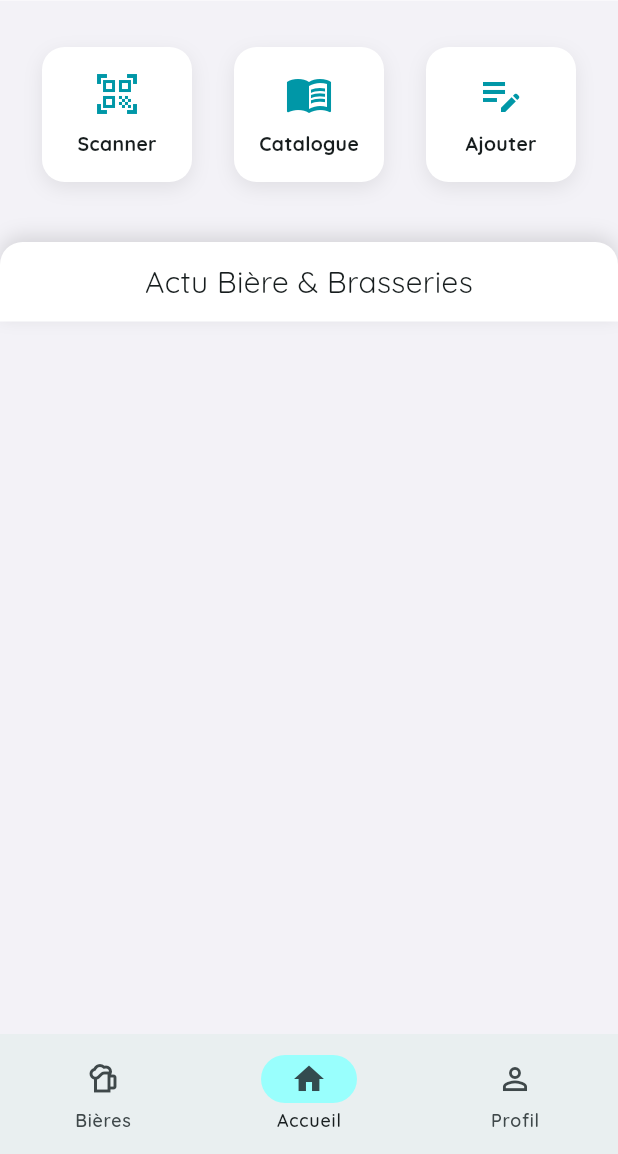
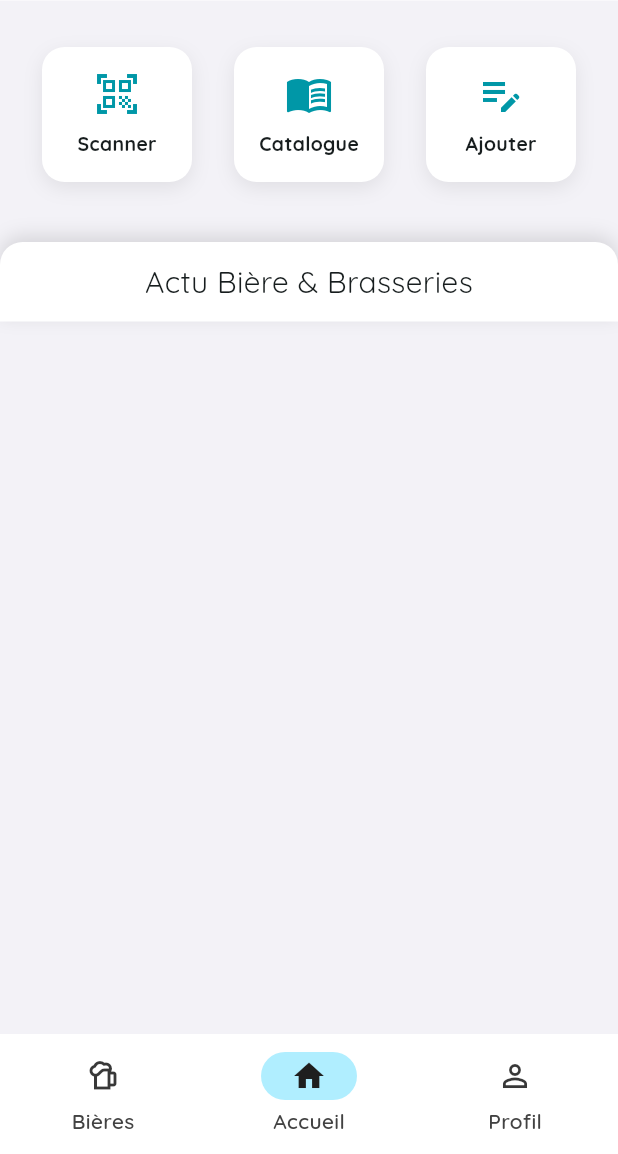
Before and after one commit to fabien-d-dev/beernotebook-frontend, a Flutter app: the screen it shows after launch, on a phone screen of 412 x 824 dp, the part 82-1236 px from its top. Run offline on Flutter 3.47's test engine with Material 3 defaults, Android fonts, the light colour scheme and no system bars.

Commit message:
feat(navigation): navigation arrangement
- BeerView
- HomeView
- ProfileView

```diff
--- a/lib/features/navigation/main_navigation_view.dart
+++ b/lib/features/navigation/main_navigation_view.dart
@@ -10,44 +10,66 @@ class MainNavigationView extends StatelessWidget {
 
   @override
   Widget build(BuildContext context) {
-    // We listen to the ViewModel for the current index
     final navVM = context.watch<NavigationViewModel>();
 
-    // List of views corresponding to the tabs
     final List<Widget> pages = [
-      const BeerView(), // Index 0
-      const HomeView(), // Index 1
-      const ProfileView() // Index 2
+      const BeerView(),
+      const HomeView(),
+      const ProfileView(),
     ];
 
     return Scaffold(
       body: IndexedStack(index: navVM.selectedIndex, children: pages),
-      // We use NavigationBar instead of BottomNavigationBar
-      bottomNavigationBar: NavigationBar(
+
+      bottomNavigationBar: NavigationBarTheme(
+        data: NavigationBarThemeData(
+          // Text Selected
+          labelTextStyle: WidgetStateProperty.all(
+            const TextStyle(
+              color: Color.fromARGB(255, 66, 66, 66),
+              fontWeight: FontWeight.w500,
+            ),
+          ),
+          // Icon selected
+          iconTheme: WidgetStateProperty.all(
+            const IconThemeData(color: Color.fromARGB(255, 30, 30, 30)),
+          ),
+        ),
+
+        child: NavigationBar(
+          backgroundColor: Colors.white,
           selectedIndex: navVM.selectedIndex,
-        onDestinationSelected: (int index) {
-          // We call our ViewModel instead of doing a local setState
-          navVM.setIndex(index);
-        },
-        indicatorColor: const Color.fromARGB(255, 153, 255, 253),
+          onDestinationSelected: (int index) => navVM.setIndex(index),
+          indicatorColor: const Color.fromARGB(255, 176, 238, 255),
+
           destinations: const <Widget>[
             NavigationDestination(
               selectedIcon: Icon(Icons.sports_bar),
-            icon: Icon(Icons.sports_bar_outlined),
+              icon: Icon(
+                Icons.sports_bar_outlined,
+                color: Color.fromARGB(255, 56, 56, 56),
+              ),
               label: 'Bières',
             ),
             NavigationDestination(
               selectedIcon: Icon(Icons.home),
-            icon: Icon(Icons.home_outlined),
+              icon: Icon(
+                Icons.home_outlined,
+                color: Color.fromARGB(255, 56, 56, 56),
+              ),
               label: 'Accueil',
             ),
             NavigationDestination(
               selectedIcon: Icon(Icons.person),
-            icon: Icon(Icons.person_outline),
+              icon: Icon(
+                Icons.person_outline,
+                color: Color.fromARGB(255, 56, 56, 56),
+              ),
               label: 'Profil',
             ),
           ],
         ),
+      ),
     );
   }
 }
```
Lines whose indentation alone changed are shown as unchanged.
